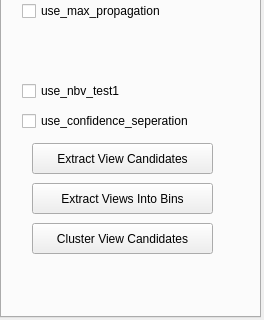
The window that Point Cloud/UI/camera_para.ui (sunwaylive/quality-driven-poisson-guided-autoscanning) describes before a commit, drawn with Qt 5; both pictures show x 0 to 264 and y 384 to 704 of the 264 by 704 pixel window.
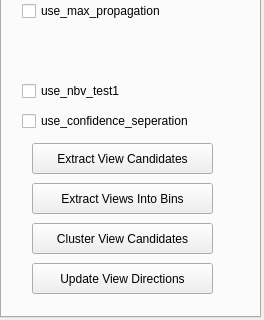
The same window after the commit. The open tabs and pages were chosen to show the change.

The edit to the form file:
```diff
--- a/Point Cloud/UI/camera_para.ui
+++ b/Point Cloud/UI/camera_para.ui
@@ -576,6 +576,19 @@
       <string>Extract Views Into Bins</string>
      </property>
     </widget>
+    <widget class="QPushButton" name="update_view_directions">
+     <property name="geometry">
+      <rect>
+       <x>30</x>
+       <y>620</y>
+       <width>181</width>
+       <height>31</height>
+      </rect>
+     </property>
+     <property name="text">
+      <string>Update View Directions</string>
+     </property>
+    </widget>
    </widget>
    <widget class="QWidget" name="tab_3">
     <attribute name="title">
```
Left out of the diff: 2 changed lines with no effect on the pictures.
